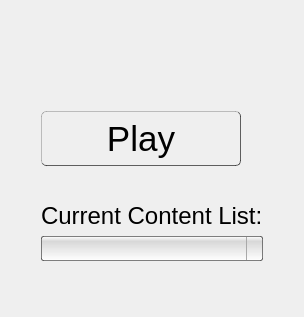
The window that files/ui/playpage.ui (MrZer0x0/TES3MP) describes before a commit, drawn with Qt 5.
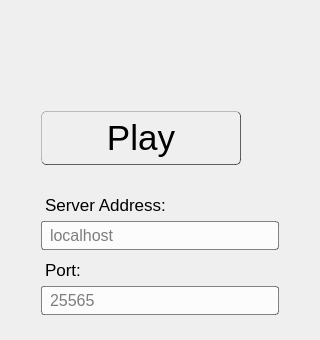
The same window after the commit. Icons and pictures are not drawn.

```diff
--- a/files/ui/playpage.ui
+++ b/files/ui/playpage.ui
@@ -3,182 +3,113 @@
  <class>PlayPage</class>
  <widget class="QWidget" name="PlayPage">
   <property name="geometry">
-   <rect>
-    <x>0</x>
-    <y>0</y>
-    <width>274</width>
-    <height>317</height>
-   </rect>
+   <rect><x>0</x><y>0</y><width>320</width><height>340</height></rect>
   </property>
   <layout class="QVBoxLayout" name="verticalLayout">
    <item>
     <widget class="QWidget" name="Scroll" native="true">
      <property name="styleSheet">
       <string notr="true">#Scroll {
-    background-image: url(&quot;:/images/playpage-background.png&quot;);
-    background-repeat: no-repeat;
-    background-position: top;
+    background: transparent;
 }
 </string>
      </property>
      <layout class="QGridLayout" name="gridLayout">
-      <property name="leftMargin">
-       <number>30</number>
-      </property>
-      <property name="topMargin">
-       <number>100</number>
-      </property>
-      <property name="rightMargin">
-       <number>30</number>
-      </property>
-      <item row="4" column="1">
-       <widget class="QComboBox" name="profilesComboBox">
-        <property name="styleSheet">
-         <string notr="true">#profilesComboBox {
-    padding: 1px 18px 1px 3px;
+      <property name="leftMargin"><number>30</number></property>
+      <property name="topMargin"><number>100</number></property>
+      <property name="rightMargin"><number>30</number></property>
+      <property name="verticalSpacing"><number>6</number></property>
 
-    background: qlineargradient(x1:0, y1:0, x2:0, y2:1, stop:0 white, stop:0.2 rgba(0, 0, 0, 25), stop:1 white);
-    border-width: 1px;
-    border-color: rgba(0, 0, 0, 125);
-    border-style: solid;
-    border-radius: 2px;
-
-    font-size: 12pt;
-	color: black;
-}
-
-/*QComboBox gets the &quot;on&quot; state when the popup is open */
-#profilesComboBox:!editable:on {
-    background: qlineargradient(x1:0, y1:0, x2:0, y2:1,
-        stop:0 rgba(0, 0, 0, 75),
-        stop:0.1 rgba(0, 0, 0, 15),
-        stop:0.2 rgba(255, 255, 255, 55));
-
-    border: 1px solid rgba(0, 0, 0, 55);
-}
-
-#profilesComboBox:on { /* shift the text when the popup opens */
-    padding-top: 3px;
-    padding-left: 4px;
-}
-
-#profilesComboBox::drop-down {
-    subcontrol-origin: padding;
-    subcontrol-position: top right;
-
-    border-width: 1px;
-    border-left-width: 1px;
-    border-left-color: darkgray;
-    border-left-style: solid; /* just a single line */
-    border-top-right-radius: 3px; /* same radius as the QComboBox */
-    border-bottom-right-radius: 3px;
-}
-
-#profilesComboBox::down-arrow {
-    image: url(&quot;:/images/down.png&quot;);
-}
-
-#profilesComboBox::down-arrow:on { /* shift the arrow when popup is open */
-    top: 1px;
-    left: 1px;
-}
-
-#profilesComboBox QAbstractItemView {
-    border: 0px;
-}</string>
-        </property>
-       </widget>
-      </item>
-      <item row="3" column="1">
-       <widget class="QLabel" name="profileLabel">
-        <property name="styleSheet">
-         <string notr="true">#profileLabel {
-    font-size: 18pt;
-	color: black;
-}
-</string>
-        </property>
-        <property name="text">
-         <string>Current Content List:</string>
-        </property>
-       </widget>
-      </item>
+      <!-- Play button row 1 -->
       <item row="1" column="1">
        <widget class="QPushButton" name="playButton">
-        <property name="minimumSize">
-         <size>
-          <width>200</width>
-          <height>85</height>
-         </size>
-        </property>
-        <property name="maximumSize">
-         <size>
-          <width>200</width>
-          <height>85</height>
-         </size>
-        </property>
+        <property name="minimumSize"><size><width>200</width><height>70</height></size></property>
+        <property name="maximumSize"><size><width>200</width><height>70</height></size></property>
         <property name="styleSheet">
          <string notr="true">#playButton {
     height: 50px;
-    margin-bottom: 30px;
-
+    margin-bottom: 16px;
     background-color: qlineargradient(spread:pad, x1:0, y1:0, x2:0, y2:1,
-        stop:0 rgba(255, 255, 255, 200),
-        stop:0.1 rgba(255, 255, 255, 15),
-        stop:0.49 rgba(255, 255, 255, 75),
-        stop:0.5 rgba(0, 0, 0, 0),
-        stop:0.9 rgba(0, 0, 0, 55),
-        stop:1 rgba(0, 0, 0, 100));
-
-    font-size: 26pt;
-    color: black;
-
-    border-right: 1px solid rgba(0, 0, 0, 155);
-    border-left: 1px solid rgba(0, 0, 0, 55);
-    border-top: 1px solid rgba(0, 0, 0, 55);
-    border-bottom: 1px solid rgba(0, 0, 0, 155);
-
+        stop:0 rgba(255,255,255,200), stop:0.1 rgba(255,255,255,15),
+        stop:0.49 rgba(255,255,255,75), stop:0.5 rgba(0,0,0,0),
+        stop:0.9 rgba(0,0,0,55), stop:1 rgba(0,0,0,100));
+    font-size: 26pt; color: black;
+    border-right: 1px solid rgba(0,0,0,155);
+    border-left:  1px solid rgba(0,0,0,55);
+    border-top:   1px solid rgba(0,0,0,55);
+    border-bottom:1px solid rgba(0,0,0,155);
     border-radius: 5px;
 }
-
-#playButton:hover {
-    border-bottom: qlineargradient(spread:pad, x1:0, y1:1, x2:0, y2:0, stop:0 rgba(164, 192, 228, 255), stop:1 rgba(255, 255, 255, 0));
-    border-top: qlineargradient(spread:pad, x1:0, y1:0, x2:0, y2:1, stop:0 rgba(164, 192, 228, 255), stop:1 rgba(255, 255, 255, 0));
-    border-right: qlineargradient(spread:pad, x1:1, y1:0, x2:0, y2:0, stop:0 rgba(164, 192, 228, 255), stop:1 rgba(255, 255, 255, 0));
-    border-left: qlineargradient(spread:pad, x1:0, y1:0, x2:1, y2:0, stop:0 rgba(164, 192, 228, 255), stop:1 rgba(255, 255, 255, 0));
-    border-width: 2px;
-    border-style: solid;
-}
-
+#playButton:hover { border: 2px solid rgba(164,192,228,255); }
 #playButton:pressed {
-    background: qlineargradient(x1:0, y1:0, x2:0, y2:1,
-        stop:0 rgba(0, 0, 0, 75),
-        stop:0.1 rgba(0, 0, 0, 15),
-        stop:0.2 rgba(255, 255, 255, 55)
-        stop:0.95 rgba(255, 255, 255, 55),
-        stop:1 rgba(255, 255, 255, 155));
+    background: qlineargradient(x1:0,y1:0,x2:0,y2:1,
+        stop:0 rgba(0,0,0,75), stop:0.1 rgba(0,0,0,15),
+        stop:0.2 rgba(255,255,255,55), stop:1 rgba(255,255,255,155));
+    border: 1px solid rgba(0,0,0,55);
+}</string>
+        </property>
+        <property name="text"><string>Play</string></property>
+       </widget>
+      </item>
 
-    border: 1px solid rgba(0, 0, 0, 55);
+      <!-- Server label row 2 -->
+      <item row="2" column="1">
+       <widget class="QLabel" name="serverLabel">
+        <property name="styleSheet">
+         <string notr="true">#serverLabel { font-size: 13pt; color: black; margin-top: 8px; }</string>
+        </property>
+        <property name="text"><string>Server Address:</string></property>
+       </widget>
+      </item>
+
+      <!-- IP input row 3 -->
+      <item row="3" column="1">
+       <widget class="QLineEdit" name="serverAddressEdit">
+        <property name="placeholderText"><string>localhost</string></property>
+        <property name="styleSheet">
+         <string notr="true">#serverAddressEdit {
+    font-size: 12pt; color: black;
+    background: rgba(255,255,255,200);
+    border: 1px solid rgba(0,0,0,120);
+    border-radius: 3px; padding: 3px 6px;
 }</string>
         </property>
-        <property name="text">
-         <string>Play</string>
+       </widget>
+      </item>
+
+      <!-- Port label row 4 -->
+      <item row="4" column="1">
+       <widget class="QLabel" name="portLabel">
+        <property name="styleSheet">
+         <string notr="true">#portLabel { font-size: 13pt; color: black; margin-top: 4px; }</string>
         </property>
+        <property name="text"><string>Port:</string></property>
        </widget>
       </item>
+
+      <!-- Port input row 5 -->
       <item row="5" column="1">
+       <widget class="QLineEdit" name="serverPortEdit">
+        <property name="placeholderText"><string>25565</string></property>
+        <property name="styleSheet">
+         <string notr="true">#serverPortEdit {
+    font-size: 12pt; color: black;
+    background: rgba(255,255,255,200);
+    border: 1px solid rgba(0,0,0,120);
+    border-radius: 3px; padding: 3px 6px;
+}</string>
+        </property>
+       </widget>
+      </item>
+
+      <!-- Spacer row 6 -->
+      <item row="6" column="1">
        <spacer name="verticalSpacer">
-        <property name="orientation">
-         <enum>Qt::Vertical</enum>
-        </property>
-        <property name="sizeHint" stdset="0">
-         <size>
-          <width>20</width>
-          <height>40</height>
-         </size>
-        </property>
+        <property name="orientation"><enum>Qt::Vertical</enum></property>
+        <property name="sizeHint" stdset="0"><size><width>20</width><height>30</height></size></property>
        </spacer>
       </item>
+
      </layout>
     </widget>
    </item>
```
